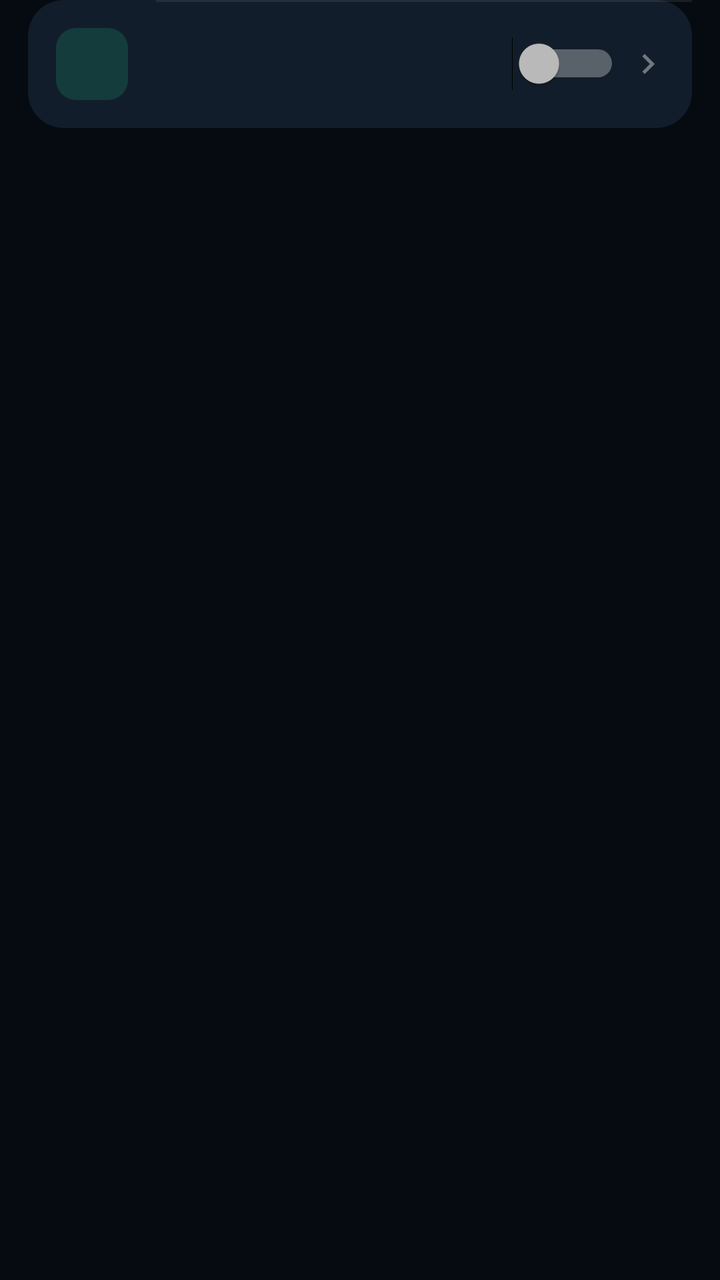
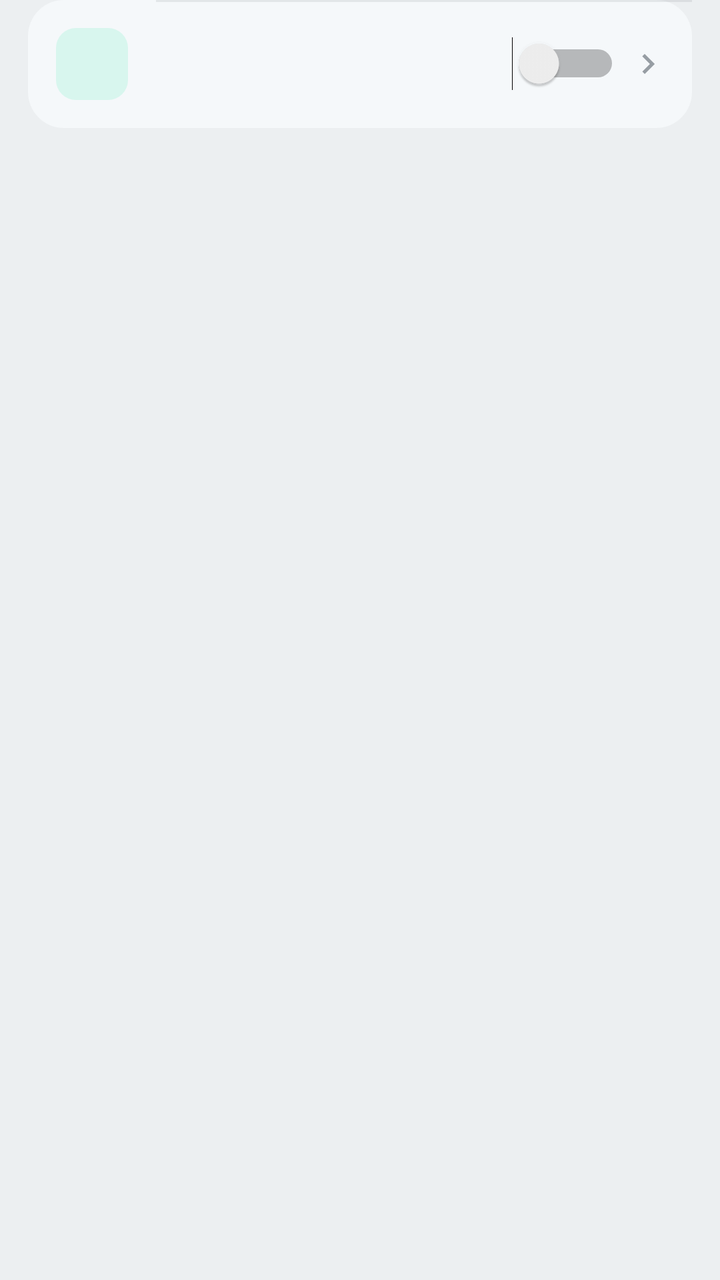

Two renders of the same Android screen: before a commit and after it. Below are the layout's source before the change and the commit's diff.
<!-- AndroidManifest.xml: application theme AppTheme -->
<!-- res/layout/item_setting.xml -->
<?xml version="1.0" encoding="utf-8"?>
<FrameLayout xmlns:android="http://schemas.android.com/apk/res/android"
    android:layout_width="match_parent"
    android:layout_height="wrap_content"
    android:paddingStart="14dp"
    android:paddingEnd="14dp">

    <LinearLayout
        android:id="@+id/box"
        android:layout_width="match_parent"
        android:layout_height="wrap_content"
        android:background="@drawable/bg_set_only"
        android:foreground="?android:attr/selectableItemBackground"
        android:gravity="center_vertical"
        android:minHeight="64dp"
        android:orientation="horizontal"
        android:paddingStart="14dp"
        android:paddingTop="10dp"
        android:paddingEnd="12dp"
        android:paddingBottom="10dp">

        <ImageView
            android:id="@+id/icon"
            android:layout_width="36dp"
            android:layout_height="36dp"
            android:background="@drawable/bg_set_icon"
            android:padding="8dp"
            android:tint="#FF2EE6A8" />

        <LinearLayout
            android:layout_width="0dp"
            android:layout_height="wrap_content"
            android:layout_marginStart="14dp"
            android:layout_weight="1"
            android:orientation="vertical">

            <TextView
                android:id="@+id/title"
                android:layout_width="match_parent"
                android:layout_height="wrap_content"
                android:textColor="#FFFFFFFF"
                android:textSize="16sp" />

            <TextView
                android:id="@+id/sub"
                android:layout_width="match_parent"
                android:layout_height="wrap_content"
                android:layout_marginTop="2dp"
                android:textColor="#80FFFFFF"
                android:textSize="12.5sp" />
        </LinearLayout>

        <TextView
            android:id="@+id/value"
            android:layout_width="wrap_content"
            android:layout_height="wrap_content"
            android:layout_marginStart="8dp"
            android:maxWidth="130dp"
            android:maxLines="1"
            android:ellipsize="end"
            android:textColor="#FF2EE6A8"
            android:textSize="14sp" />

        <Switch
            android:id="@+id/toggle"
            android:layout_width="wrap_content"
            android:layout_height="wrap_content"
            android:layout_marginStart="8dp"
            android:clickable="false"
            android:focusable="false" />

        <ImageView
            android:id="@+id/chevron"
            android:layout_width="20dp"
            android:layout_height="20dp"
            android:layout_marginStart="4dp"
            android:alpha="0.4"
            android:src="@drawable/ic_chevron_right" />
    </LinearLayout>

    <View
        android:id="@+id/divider"
        android:layout_width="match_parent"
        android:layout_height="1dp"
        android:layout_marginStart="64dp"
        android:background="#14FFFFFF" />
</FrameLayout>
<!-- resources referenced by this layout -->
<resources>
  <!-- drawable bg_set_icon (drawable) -->
  <?xml version="1.0" encoding="utf-8"?>
  <shape xmlns:android="http://schemas.android.com/apk/res/android" android:shape="rectangle">
      <solid android:color="#262EE6A8" /><corners android:radius="10dp" />
  </shape>
  <!-- drawable bg_set_only (drawable) -->
  <?xml version="1.0" encoding="utf-8"?>
  <shape xmlns:android="http://schemas.android.com/apk/res/android" android:shape="rectangle">
      <solid android:color="#FF111D2A" />
      <corners android:topLeftRadius="18dp" android:topRightRadius="18dp" android:bottomLeftRadius="18dp" android:bottomRightRadius="18dp" />
  </shape>
  <!-- drawable ic_chevron_right (drawable) -->
  <?xml version="1.0" encoding="utf-8"?>
  <vector xmlns:android="http://schemas.android.com/apk/res/android"
      android:width="24dp" android:height="24dp"
      android:viewportWidth="24" android:viewportHeight="24">
      <path android:fillColor="#FFFFFFFF" android:pathData="M8.59,16.59L13.17,12 8.59,7.41 10,6l6,6 -6,6 -1.41,-1.41z" />
  </vector>
  <style name="AppTheme" parent="@android:style/Theme.Material.NoActionBar">
          <item name="android:statusBarColor">#FF0F2030</item>
          <item name="android:navigationBarColor">#FF060B11</item>
          <item name="android:colorAccent">#FF2EE6A8</item>
          <item name="android:windowBackground">#FF060B11</item>
      </style>
</resources>

<!-- the commit's change to res/layout/item_setting.xml (unified diff, before → after) -->
@@ -25,7 +25,7 @@
             android:layout_height="36dp"
             android:background="@drawable/bg_set_icon"
             android:padding="8dp"
-            android:tint="#FF2EE6A8" />
+            android:tint="@color/c_ff2ee6a8" />
 
         <LinearLayout
             android:layout_width="0dp"
@@ -38,7 +38,7 @@
                 android:id="@+id/title"
                 android:layout_width="match_parent"
                 android:layout_height="wrap_content"
-                android:textColor="#FFFFFFFF"
+                android:textColor="@color/c_ffffffff"
                 android:textSize="16sp" />
 
             <TextView
@@ -46,7 +46,7 @@
                 android:layout_width="match_parent"
                 android:layout_height="wrap_content"
                 android:layout_marginTop="2dp"
-                android:textColor="#80FFFFFF"
+                android:textColor="@color/c_80ffffff"
                 android:textSize="12.5sp" />
         </LinearLayout>
 
@@ -58,7 +58,7 @@
             android:maxWidth="130dp"
             android:maxLines="1"
             android:ellipsize="end"
-            android:textColor="#FF2EE6A8"
+            android:textColor="@color/c_ff2ee6a8"
             android:textSize="14sp" />
 
         <Switch
@@ -83,5 +83,5 @@
         android:layout_width="match_parent"
         android:layout_height="1dp"
         android:layout_marginStart="64dp"
-        android:background="#14FFFFFF" />
+        android:background="@color/c_14ffffff" />
 </FrameLayout>
<!-- resource entries referenced after the edit -->
@@ -1,14 +1,18 @@
 <!-- resources referenced by this layout -->
 <resources>
+  <color name="c_14ffffff">#140B1622</color>
+  <color name="c_80ffffff">#800B1622</color>
+  <color name="c_ff2ee6a8">#FF0E9F74</color>
+  <color name="c_ffffffff">#FF0B1622</color>
   <!-- drawable bg_set_icon (drawable) -->
   <?xml version="1.0" encoding="utf-8"?>
   <shape xmlns:android="http://schemas.android.com/apk/res/android" android:shape="rectangle">
-      <solid android:color="#262EE6A8" /><corners android:radius="10dp" />
+      <solid android:color="@color/c_262ee6a8" /><corners android:radius="10dp" />
   </shape>
   <!-- drawable bg_set_only (drawable) -->
   <?xml version="1.0" encoding="utf-8"?>
   <shape xmlns:android="http://schemas.android.com/apk/res/android" android:shape="rectangle">
-      <solid android:color="#FF111D2A" />
+      <solid android:color="@color/c_ff111d2a" />
       <corners android:topLeftRadius="18dp" android:topRightRadius="18dp" android:bottomLeftRadius="18dp" android:bottomRightRadius="18dp" />
   </shape>
   <!-- drawable ic_chevron_right (drawable) -->
@@ -16,13 +20,20 @@
   <vector xmlns:android="http://schemas.android.com/apk/res/android"
       android:width="24dp" android:height="24dp"
       android:viewportWidth="24" android:viewportHeight="24">
-      <path android:fillColor="#FFFFFFFF" android:pathData="M8.59,16.59L13.17,12 8.59,7.41 10,6l6,6 -6,6 -1.41,-1.41z" />
+      <path android:fillColor="@color/c_ffffffff" android:pathData="M8.59,16.59L13.17,12 8.59,7.41 10,6l6,6 -6,6 -1.41,-1.41z" />
   </vector>
-  <style name="AppTheme" parent="@android:style/Theme.Material.NoActionBar">
-          <item name="android:statusBarColor">#FF0F2030</item>
-          <item name="android:navigationBarColor">#FF060B11</item>
-          <item name="android:colorAccent">#FF2EE6A8</item>
-          <item name="android:windowBackground">#FF060B11</item>
+  <style name="AppTheme" parent="BaseTheme">
+          <item name="android:windowLightStatusBar">@bool/light_bars</item>
+          <item name="android:windowLightNavigationBar">@bool/light_bars</item>
+          <item name="android:statusBarColor">@color/c_ff0f2030</item>
+          <item name="android:navigationBarColor">@color/c_ff060b11</item>
+          <item name="android:colorAccent">@color/c_ff2ee6a8</item>
+          <item name="android:windowBackground">@color/c_ff060b11</item>
       </style>
+  <color name="c_262ee6a8">#262EE6A8</color>
+  <color name="c_ff111d2a">#FFF5F8FA</color>
+  <style name="BaseTheme" parent="@android:style/Theme.Material.Light.NoActionBar" />
+  <color name="c_ff0f2030">#FFF6F9FB</color>
+  <color name="c_ff060b11">#FFECEFF1</color>
 </resources>
 
